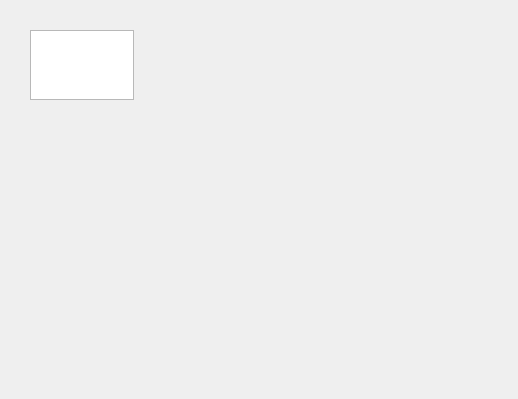
First picture: the form in cpp/8H82600/form_gasfeed.ui, repository huayunfly/goiot, before the edit.
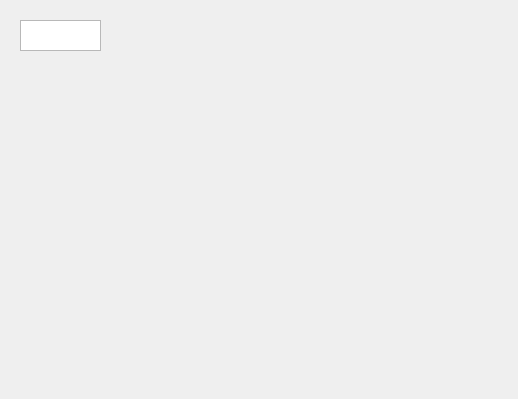
Second picture: the form after the edit.

Diff of the .ui file:
```diff
--- a/cpp/8H82600/form_gasfeed.ui
+++ b/cpp/8H82600/form_gasfeed.ui
@@ -13,13 +13,13 @@
   <property name="windowTitle">
    <string>Form</string>
   </property>
-  <widget class="QPlainTextEdit" name="plainTextEdit">
+  <widget class="QTextEdit" name="textEdit">
    <property name="geometry">
     <rect>
-     <x>30</x>
-     <y>30</y>
-     <width>104</width>
-     <height>70</height>
+     <x>20</x>
+     <y>20</y>
+     <width>81</width>
+     <height>31</height>
     </rect>
    </property>
   </widget>
```
